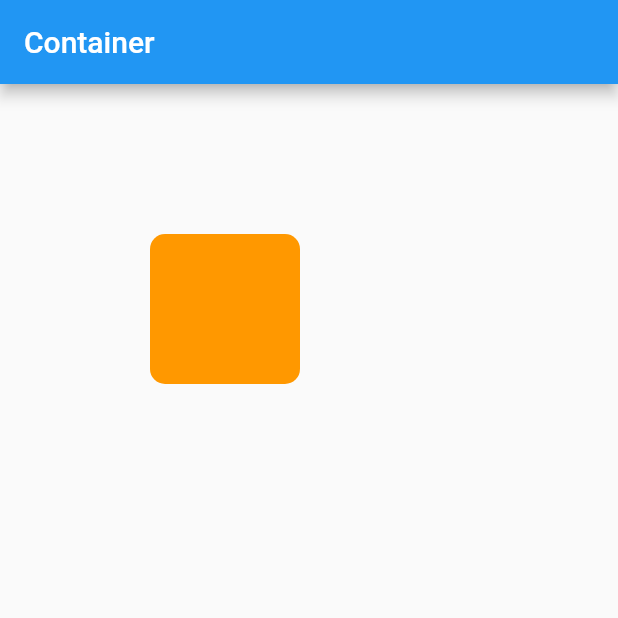
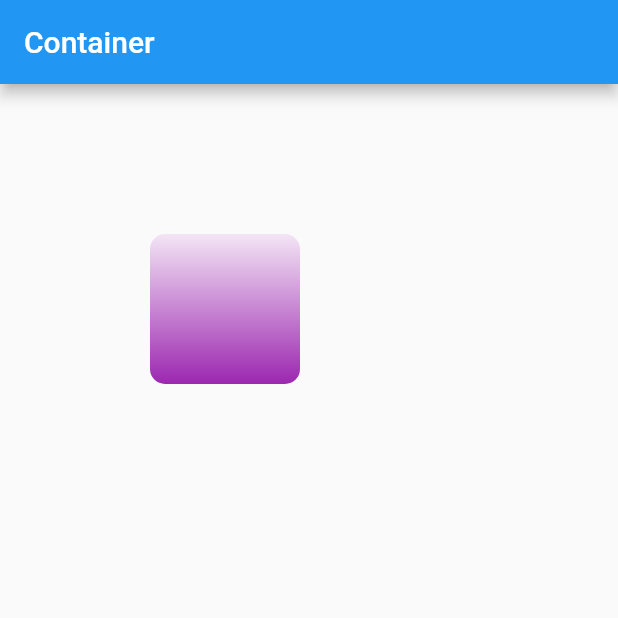
Before and after one commit to dsaints2344/flutter_layout, a Flutter app: the screen it shows after launch, on a phone screen of 412 x 824 dp, the top half of it. Run offline on Flutter 3.47's test engine with Material 2 defaults, Android fonts, the phone set to English and light mode, and no system bars.

Commit message:
Linear gradient example

```diff
--- a/lib/main.dart
+++ b/lib/main.dart
@@ -15,10 +15,14 @@ class MyApp extends StatelessWidget {
             margin: const EdgeInsets.all(100.0),
             height: 100.0,
             width: 100.0,
-            decoration: const BoxDecoration(
+            decoration: BoxDecoration(
                 color: Colors.orange,
+                gradient: LinearGradient(
+                    begin: Alignment.topCenter,
+                    end: Alignment.bottomCenter,
+                    colors: [Colors.purple.shade50, Colors.purple.shade500]),
                 shape: BoxShape.rectangle,
-                borderRadius: BorderRadius.all(Radius.circular(10.0))),
+                borderRadius: const BorderRadius.all(Radius.circular(10.0))),
           ),
         ));
   }
```
